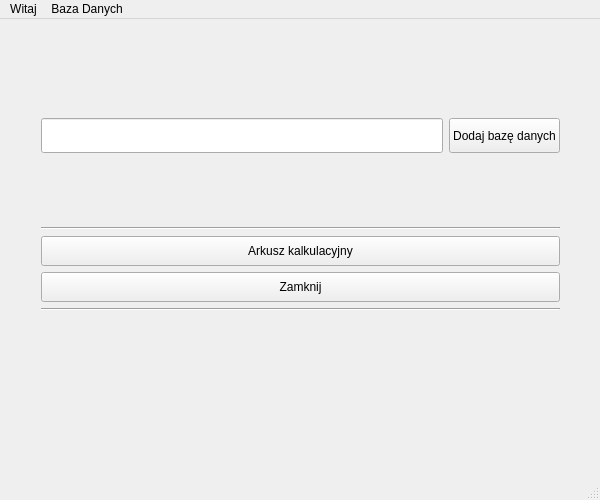
This is mainwindow.ui in DKrakowczyk/SizesCalc as Qt 5 draws it before an edit. The edited form follows.
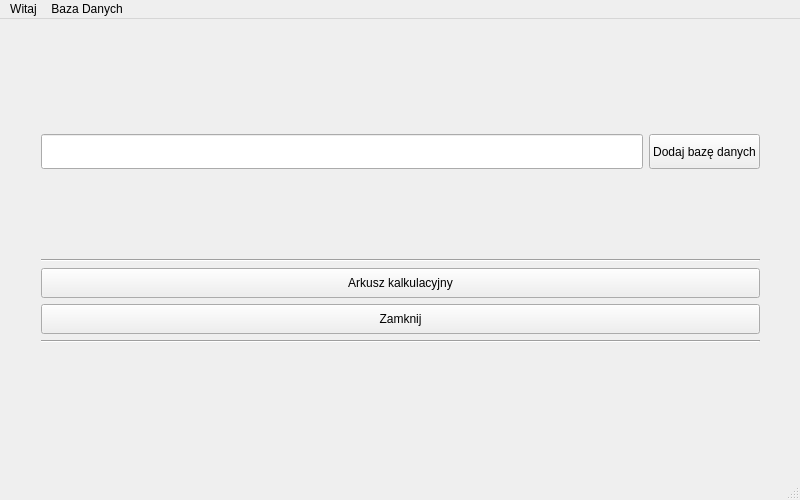
This is the edited form. Icons and pictures are not drawn.

Patch:
```diff
--- a/mainwindow.ui
+++ b/mainwindow.ui
@@ -6,19 +6,19 @@
    <rect>
     <x>0</x>
     <y>0</y>
-    <width>600</width>
+    <width>800</width>
     <height>500</height>
    </rect>
   </property>
   <property name="minimumSize">
    <size>
-    <width>600</width>
+    <width>800</width>
     <height>500</height>
    </size>
   </property>
   <property name="maximumSize">
    <size>
-    <width>600</width>
+    <width>800</width>
     <height>500</height>
    </size>
   </property>
@@ -1040,8 +1040,8 @@
      <rect>
       <x>30</x>
       <y>40</y>
-      <width>541</width>
-      <height>311</height>
+      <width>741</width>
+      <height>361</height>
      </rect>
     </property>
     <layout class="QVBoxLayout" name="verticalLayout">
@@ -1137,7 +1137,7 @@
     <rect>
      <x>0</x>
      <y>0</y>
-     <width>600</width>
+     <width>800</width>
      <height>25</height>
     </rect>
    </property>
```
